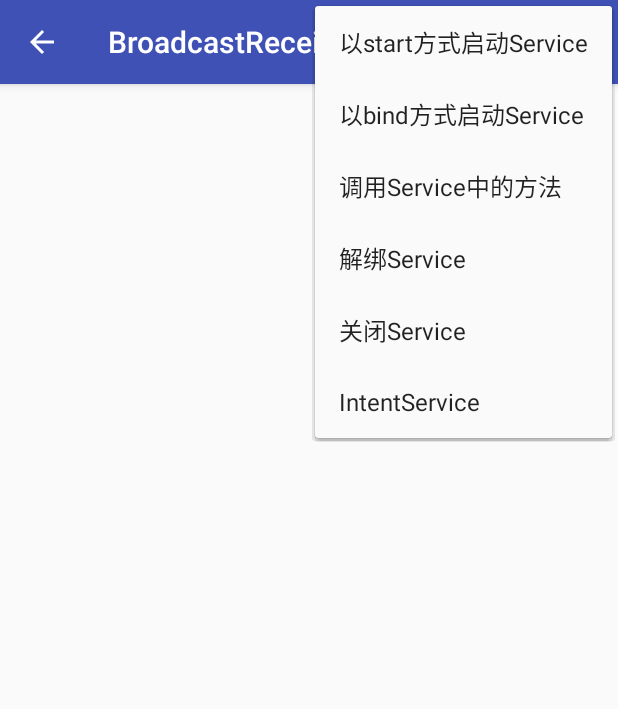
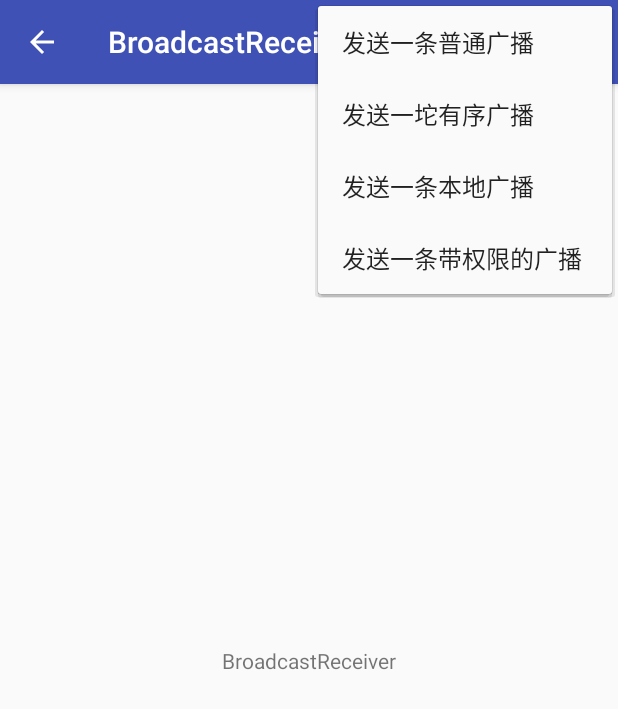
Before and after one commit to tc7326/AndroidPortal, an Android app: the BroadcastActivity screen opened directly, with no data from a screen before it, with the options menu open, on a phone screen of 412 x 824 dp. Shown: the top 709 px of the screen. Run offline under Robolectric (Android 15) with nearby library versions, the phone set to English and light mode, and no system bars.

Commit message:
广播基础相关

```diff
--- a/app/src/main/java/info/itloser/androidportal/MainActivity.java
+++ b/app/src/main/java/info/itloser/androidportal/MainActivity.java
@@ -16,6 +16,7 @@ import java.util.List;
 import java.util.Objects;
 
 import info.itloser.androidportal.components.goactivity.GoStandardActivity;
+import info.itloser.androidportal.components.gobroadcastreceiver.BroadcastActivity;
 import info.itloser.androidportal.components.goservice.ServiceActivity;
 import info.itloser.androidportal.custom.MyCustomPopupWindow;
 
@@ -43,6 +44,9 @@ public class MainActivity extends AppCompatActivity {
                 break;
             case R.id.go_service:
                 startActivity(new Intent(MainActivity.this, ServiceActivity.class));
+                break;
+            case R.id.go_broadcast:
+                startActivity(new Intent(MainActivity.this, BroadcastActivity.class));
                 break;
             case android.R.id.home:
                 finish();
--- a/app/src/main/java/info/itloser/androidportal/components/goactivity/BaseTaskActivity.java
+++ b/app/src/main/java/info/itloser/androidportal/components/goactivity/BaseTaskActivity.java
@@ -25,7 +25,7 @@ public class BaseTaskActivity extends AppCompatActivity {
     @Override
     protected void onCreate(Bundle savedInstanceState) {
         super.onCreate(savedInstanceState);
-        Objects.requireNonNull(getSupportActionBar()).setDisplayHomeAsUpEnabled(true);
+        Objects.requireNonNull(getSupportActionBar()).setDisplayHomeAsUpEnabled(true);//启用菜单栏返回键
         Log.i("dd", "onCreate：" + getClass().getSimpleName() + " TaskId: " + getTaskId() + " hasCode:" + this.hashCode());
         dumpTaskAffinity();
     }
@@ -46,8 +46,7 @@ public class BaseTaskActivity extends AppCompatActivity {
     @Override
     public boolean onCreateOptionsMenu(Menu menu) {
 //        Log.i("dd", "onCreateOptionsMenu");
-        MenuInflater inflater = getMenuInflater();
-        inflater.inflate(R.menu.task0_activity_menu, menu);
+        getMenuInflater().inflate(R.menu.task0_activity_menu, menu);
         return true;
     }
 
--- a/app/src/main/java/info/itloser/androidportal/components/gobroadcastreceiver/BroadcastActivity.java
+++ b/app/src/main/java/info/itloser/androidportal/components/gobroadcastreceiver/BroadcastActivity.java
@@ -1,18 +1,19 @@
 package info.itloser.androidportal.components.gobroadcastreceiver;
 
+import android.content.BroadcastReceiver;
+import android.content.Context;
 import android.content.Intent;
+import android.content.IntentFilter;
 import android.os.Bundle;
+import android.support.v4.content.LocalBroadcastManager;
 import android.support.v7.app.AppCompatActivity;
+import android.util.Log;
 import android.view.Menu;
-import android.view.MenuInflater;
 import android.view.MenuItem;
 
 import java.util.Objects;
 
 import info.itloser.androidportal.R;
-import info.itloser.androidportal.components.goservice.LocalService;
-import info.itloser.androidportal.components.goservice.MyIntentService;
-import info.itloser.androidportal.components.goservice.ServiceActivity;
 
 public class BroadcastActivity extends AppCompatActivity {
 
@@ -22,13 +23,36 @@ public class BroadcastActivity extends AppCompatActivity {
         setContentView(R.layout.activity_broadcast);
         setTitle("BroadcastReceiverActivity");
         Objects.requireNonNull(getSupportActionBar()).setDisplayHomeAsUpEnabled(true);
+
+        //静态注册在xml中
+
+        //动态注册三个广播，演示有序广播
+        IntentFilter lowFilter = new IntentFilter("ordered_broadcast");
+        IntentFilter midFilter = new IntentFilter("ordered_broadcast");
+        IntentFilter highFilter = new IntentFilter("ordered_broadcast");
+        //调用IntentFilter的setPriority（int priority）方法设置优先级，参数值可以是-1000~1000，值越大，优先级越高。同样的在静态注册中，通过设置intent-filter标签的priority属性来设置优先级。
+        lowFilter.setPriority(10);
+        midFilter.setPriority(50);
+        highFilter.setPriority(100);
+        lowerRe lowReceiver = new lowerRe();
+        middleRe midReceiver = new middleRe();
+        highRe highReceiver = new highRe();
+        registerReceiver(lowReceiver, lowFilter);
+        registerReceiver(midReceiver, midFilter);
+        registerReceiver(highReceiver, highFilter);
+
+        //动态注册本地广播
+        LocalBroadcastManager localBroadcastManager = LocalBroadcastManager.getInstance(this);//需要用到manager
+        IntentFilter localFilter = new IntentFilter("local_broadcast");
+        localRe localReceiver = new localRe();
+        localBroadcastManager.registerReceiver(localReceiver, localFilter);
+
     }
 
 
     @Override
     public boolean onCreateOptionsMenu(Menu menu) {
-        MenuInflater inflater = getMenuInflater();
-        inflater.inflate(R.menu.service_activity_menu, menu);
+        getMenuInflater().inflate(R.menu.broadcast_activity_menu, menu);
         return true;
     }
 
@@ -36,6 +60,23 @@ public class BroadcastActivity extends AppCompatActivity {
     @Override
     public boolean onOptionsItemSelected(MenuItem item) {
         switch (item.getItemId()) {
+            case R.id.send_broadcast:
+                //发送一条普通广播
+                sendBroadcast(new Intent("my_broadcast"));
+                break;
+            case R.id.send_ordered_broadcast:
+                //有序广播
+                sendOrderedBroadcast(new Intent("ordered_broadcast"), null);
+                break;
+            case R.id.send_local_broadcast:
+                //发送一条本地广播，即应用内广播
+                LocalBroadcastManager localBroadcastManager = LocalBroadcastManager.getInstance(this);//需要用到manager
+                Intent localIntent = new Intent("local_broadcast");
+                localBroadcastManager.sendBroadcast(localIntent);
+                break;
+            case R.id.send_permission_broadcast:
+                sendBroadcast(new Intent("my_broadcast"), "info.itloser.androidportal.AUTO_PERMISSION");//参数二   权限，在xml中声明
+                break;
             case android.R.id.home:
                 finish();
                 break;
@@ -43,4 +84,62 @@ public class BroadcastActivity extends AppCompatActivity {
         return super.onOptionsItemSelected(item);
     }
 
+    //静态权限注册在xml中
+
+    /*
+     * 动态带权限注册
+     * */
+//    registerReceiver(receiver, filter, "itloser.info.mymap2.UN_NEED_PERMISSION",null);
+
+    /*
+     * 三个不同的BR，有序广播
+     * */
+    public class highRe extends BroadcastReceiver {
+        @Override
+        public void onReceive(Context context, Intent intent) {
+            Log.i("highRe--->等级", "100");
+            Bundle bundle = new Bundle();
+            bundle.putString("名字", "恶狗吠尧");
+            bundle.putInt("年龄", 21);
+//          发送给下一个BR
+            setResultExtras(bundle);
+//          截止广播
+            abortBroadcast();
+        }
+    }
+
+    public class lowerRe extends BroadcastReceiver {
+        @Override
+        public void onReceive(Context context, Intent intent) {
+            Log.i("lowerRe--->等级", "10");
+            String name = getResultExtras(false).getString("名字");
+            int age = getResultExtras(false).getInt("年龄");
+            Log.i("lowerRe--->信息", "他的 名字 是 " + name + ", 他的 年龄 是 " + age);
+        }
+    }
+
+    public class middleRe extends BroadcastReceiver {
+        @Override
+        public void onReceive(Context context, Intent intent) {
+            Log.i("middleRe--->等级", "50");
+            Bundle bundle = getResultExtras(false);
+            String name = bundle.getString("名字");
+            int age = bundle.getInt("年龄");
+            Log.i("middleRe--->信息", "他的 名字 是 " + name + ",他的 年龄 是 " + age);
+            bundle.putString("名字", "傻屌");
+            setResultExtras(bundle);
+        }
+    }
+
+    /*
+     * 本地广播：应用内广播，只能被当前应用接收，并且只能动态注册。高安全性。
+     * */
+    public class localRe extends BroadcastReceiver {
+        @Override
+        public void onReceive(Context context, Intent intent) {
+            Log.i("localRe", "这是一条本地广播");
+        }
+    }
+
+
 }
--- a/app/src/main/java/info/itloser/androidportal/components/goservice/ServiceActivity.java
+++ b/app/src/main/java/info/itloser/androidportal/components/goservice/ServiceActivity.java
@@ -8,7 +8,6 @@ import android.os.IBinder;
 import android.support.v7.app.AppCompatActivity;
 import android.util.Log;
 import android.view.Menu;
-import android.view.MenuInflater;
 import android.view.MenuItem;
 
 import java.util.Objects;
@@ -35,8 +34,7 @@ public class ServiceActivity extends AppCompatActivity {
 
     @Override
     public boolean onCreateOptionsMenu(Menu menu) {
-        MenuInflater inflater = getMenuInflater();
-        inflater.inflate(R.menu.service_activity_menu, menu);
+        getMenuInflater().inflate(R.menu.service_activity_menu, menu);
         return true;
     }
 
--- a/app/src/main/res/layout/activity_broadcast.xml
+++ b/app/src/main/res/layout/activity_broadcast.xml
@@ -6,4 +6,19 @@
     android:layout_height="match_parent"
     tools:context=".components.gobroadcastreceiver.BroadcastActivity">
 
+
+    <TextView
+        android:layout_width="wrap_content"
+        android:layout_height="wrap_content"
+        android:layout_marginStart="8dp"
+        android:layout_marginTop="8dp"
+        android:layout_marginEnd="8dp"
+        android:layout_marginBottom="8dp"
+        android:text="@string/broadcast_receiver"
+        app:layout_constraintBottom_toBottomOf="parent"
+        app:layout_constraintEnd_toEndOf="parent"
+        app:layout_constraintStart_toStartOf="parent"
+        app:layout_constraintTop_toTopOf="parent" />
+
+
 </android.support.constraint.ConstraintLayout>
--- /dev/null
+++ b/app/src/main/res/menu/broadcast_activity_menu.xml
@@ -0,0 +1,15 @@
+<?xml version="1.0" encoding="utf-8"?>
+<menu xmlns:android="http://schemas.android.com/apk/res/android">
+    <item
+        android:id="@+id/send_broadcast"
+        android:title="@string/send_broadcast" />
+    <item
+        android:id="@+id/send_ordered_broadcast"
+        android:title="@string/send_ordered_broadcast" />
+    <item
+        android:id="@+id/send_local_broadcast"
+        android:title="@string/send_local_broadcast" />
+    <item
+        android:id="@+id/send_permission_broadcast"
+        android:title="@string/send_permission_broadcast" />
+</menu>
--- a/app/src/main/res/values/strings.xml
+++ b/app/src/main/res/values/strings.xml
@@ -5,6 +5,9 @@
     <string name="auto_check_item">自定义单选框</string>
     <string name="activity">Activity</string>
     <string name="service">Service</string>
+    <string name="layout">layout</string>
+    <string name="resources">resources</string>
+    <string name="broadcast_receiver">BroadcastReceiver</string>
     <string name="service_status">Service状态：</string>
     <string name="thread_status">Thread状态：</string>
     <string name="show_dialog">弹个dialog</string>
@@ -14,6 +17,7 @@
     <string name="new_activity_by_singleInstance">以singleInstance方式</string>
 
     <string name="main_menu_0">四大组件</string>
+    <string name="main_menu_1">布局及资源</string>
 
     <string name="start_Service">以start方式启动Service</string>
     <string name="bind_Service">以bind方式启动Service</string>
@@ -22,4 +26,11 @@
     <string name="stop_Service">关闭Service</string>
     <string name="intent_Service">IntentService</string>
 
+
+    <string name="send_broadcast">发送一条普通广播</string>
+    <string name="send_ordered_broadcast">发送一坨有序广播</string>
+    <string name="send_local_broadcast">发送一条本地广播</string>
+    <string name="send_permission_broadcast">发送一条带权限的广播</string>
+
+
 </resources>
```
Also changed, not shown: app/src/main/AndroidManifest.xml (+20 -1 lines), app/src/main/java/info/itloser/androidportal/components/gobroadcastreceiver/MyReceiver.java (added, +15 -0 lines), app/src/main/res/menu/main_menu.xml (+16 -0 lines).
